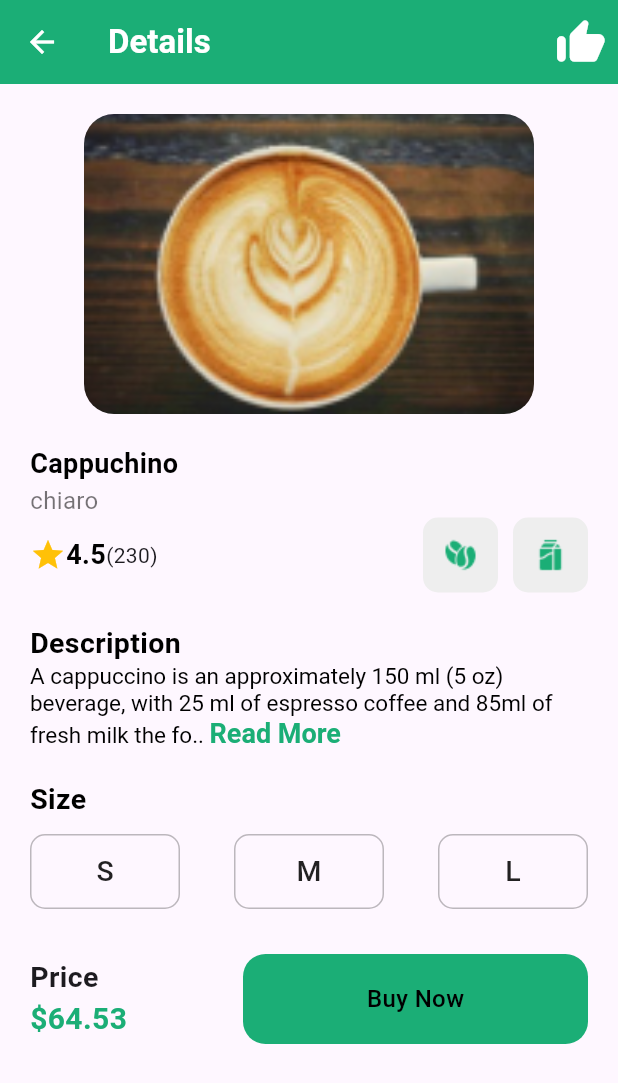
After one commit to Bhuvanbuvan/coffee-shops, a Flutter app: the SingleProduct screen opened directly, on a phone screen of 412 x 824 dp. The commit adds this screen. Shown: the top 1083 px of the screen. Run offline on Flutter 3.47's test engine with Material 3 defaults, Android fonts, the light colour scheme and no system bars; our stand-ins replace dio, flutter_riverpod, get_it; statements that could not run were skipped.

Commit message:
details page commit

```diff
--- /dev/null
+++ b/lib/presentation/views/details_page/single_product_screen.dart
@@ -0,0 +1,237 @@
+import 'package:coffee_shope/core/utils/app_color.dart';
+import 'package:coffee_shope/core/utils/widgets/app_button.dart';
+import 'package:flutter/material.dart';
+
+class SingleProduct extends StatelessWidget {
+  const SingleProduct({super.key});
+
+  @override
+  Widget build(BuildContext context) {
+    return Scaffold(
+      appBar: AppBar(
+        foregroundColor: Colors.white,
+        backgroundColor: AppColor.primaryColor,
+        title: const Text(
+          "Details",
+          style: TextStyle(color: Colors.white, fontWeight: FontWeight.bold),
+        ),
+        actions: [
+          IconButton(
+            iconSize: 34,
+            color: Colors.white,
+            icon: const Icon(Icons.thumb_up_alt_rounded),
+            onPressed: () {},
+          ),
+        ],
+      ),
+      body: Padding(
+        padding: const EdgeInsets.all(20.0),
+        child: SingleChildScrollView(
+          child: Column(
+            crossAxisAlignment: CrossAxisAlignment.start,
+            children: [
+              Row(
+                mainAxisAlignment: MainAxisAlignment.center,
+                children: [
+                  ClipRRect(
+                    borderRadius: BorderRadius.circular(20),
+                    child: Image.asset(
+                      "assets/images/coffee1.png",
+                      width: 300,
+                      height: 200,
+                      fit: BoxFit.fitWidth,
+                    ),
+                  ),
+                ],
+              ),
+              SizedBox(height: 20),
+              Text(
+                "Cappuchino",
+                style: TextStyle(
+                  color: Colors.black,
+                  fontSize: 18,
+                  fontWeight: FontWeight.bold,
+                ),
+              ),
+              Text(
+                "chiaro",
+                style: TextStyle(color: Colors.black54, fontSize: 16),
+              ),
+              Row(
+                mainAxisAlignment: MainAxisAlignment.spaceBetween,
+                children: [
+                  Row(
+                    children: [
+                      Icon(Icons.star_outlined, color: Colors.amber, size: 24),
+                      Text(
+                        "4.5",
+                        style: TextStyle(
+                          color: Colors.black,
+                          fontSize: 18,
+                          fontWeight: FontWeight.bold,
+                        ),
+                      ),
+                      Text("(230)"),
+                    ],
+                  ),
+                  Row(
+                    spacing: 10,
+                    children: [
+                      CoffeeChoice(iconUrl: "assets/icons/bean.png"),
+                      CoffeeChoice(iconUrl: "assets/icons/milk.png"),
+                    ],
+                  ),
+                ],
+              ),
+              SizedBox(height: 20),
+              Column(
+                crossAxisAlignment: CrossAxisAlignment.start,
+                children: [
+                  Text(
+                    "Description",
+                    style: TextStyle(
+                      color: Colors.black,
+                      fontWeight: FontWeight.bold,
+                      fontSize: 19,
+                    ),
+                  ),
+                  RichText(
+                    // Controls visual overflow
+                    overflow: TextOverflow.clip,
+
+                    // Controls how the text should be aligned horizontally
+                    textAlign: TextAlign.end,
+
+                    // Control the text direction
+                    textDirection: TextDirection.rtl,
+
+                    // Whether the text should break at soft line breaks
+                    softWrap: true,
+
+                    // Maximum number of lines for the text to span
+                    textScaler: TextScaler.linear(1),
+                    text: TextSpan(
+                      text:
+                          "A cappuccino is an approximately 150 ml (5 oz) beverage, with 25 ml of espresso coffee and 85ml of fresh milk the fo.. ",
+                      style: TextStyle(color: Colors.black, fontSize: 15),
+                      children: [
+                        TextSpan(
+                          text: 'Read More',
+                          style: TextStyle(
+                            color: AppColor.primaryColor,
+                            fontWeight: FontWeight.bold,
+                            fontSize: 18,
+                          ),
+                        ),
+                      ],
+                    ),
+                  ),
+                ],
+              ),
+              SizedBox(height: 20),
+              Column(
+                crossAxisAlignment: CrossAxisAlignment.start,
+                spacing: 10,
+                children: [
+                  Text(
+                    "Size",
+                    style: TextStyle(
+                      color: Colors.black,
+                      fontWeight: FontWeight.bold,
+                      fontSize: 19,
+                    ),
+                  ),
+                  Row(
+                    mainAxisAlignment: MainAxisAlignment.spaceBetween,
+                    children: [
+                      SizeWidget(size: "S"),
+                      SizeWidget(size: "M"),
+                      SizeWidget(size: "L"),
+                    ],
+                  ),
+                ],
+              ),
+              SizedBox(height: 30),
+              Row(
+                mainAxisAlignment: MainAxisAlignment.spaceBetween,
+                children: [
+                  Column(
+                    crossAxisAlignment: CrossAxisAlignment.start,
+                    children: [
+                      Text(
+                        "Price",
+                        style: TextStyle(
+                          fontSize: 19,
+                          fontWeight: FontWeight.w600,
+                        ),
+                      ),
+                      Text(
+                        "\$64.53",
+                        style: TextStyle(
+                          color: AppColor.primaryColor,
+                          fontSize: 20,
+                          fontWeight: FontWeight.bold,
+                        ),
+                      ),
+                    ],
+                  ),
+                  AppButton(
+                    buttonColor: AppColor.primaryColor,
+                    buttonWidth: 230,
+                    buttonText: "Buy Now",
+                    onTap: () {},
+                  ),
+                ],
+              ),
+            ],
+          ),
+        ),
+      ),
+    );
+  }
+}
+
+class SizeWidget extends StatelessWidget {
+  const SizeWidget({super.key, required this.size});
+  final String size;
+
+  @override
+  Widget build(BuildContext context) {
+    return Container(
+      width: 100,
+      height: 50,
+      decoration: BoxDecoration(
+        border: Border.all(color: Colors.black26),
+        borderRadius: BorderRadius.all(Radius.circular(10)),
+      ),
+      child: Center(
+        child: Text(
+          size,
+          style: TextStyle(
+            color: Colors.black87,
+            fontSize: 19,
+            fontWeight: FontWeight.w500,
+          ),
+        ),
+      ),
+    );
+  }
+}
+
+class CoffeeChoice extends StatelessWidget {
+  const CoffeeChoice({super.key, required this.iconUrl});
+  final String iconUrl;
+
+  @override
+  Widget build(BuildContext context) {
+    return Container(
+      width: 50,
+      height: 50,
+      decoration: BoxDecoration(
+        color: Colors.grey.shade200,
+        borderRadius: BorderRadius.all(Radius.circular(10)),
+      ),
+      child: Image.asset(iconUrl),
+    );
+  }
+}
--- a/lib/presentation/views/home/home_page.dart
+++ b/lib/presentation/views/home/home_page.dart
@@ -2,6 +2,7 @@ import 'package:coffee_shope/core/utils/app_color.dart';
 import 'package:coffee_shope/core/utils/widgets/app_button.dart';
 import 'package:coffee_shope/data/model/coffee_model.dart';
 import 'package:coffee_shope/presentation/providers/home_screen_provider.dart';
+import 'package:coffee_shope/presentation/views/details_page/single_product_screen.dart';
 import 'package:coffee_shope/presentation/views/home/widgets/search_bar.dart';
 import 'package:flutter/material.dart';
 import 'package:flutter_riverpod/flutter_riverpod.dart';
@@ -199,10 +200,22 @@ class HomePage extends ConsumerWidget {
                             child: IndexedStack(
                               index: selectedIndex,
                               children: [
-                                cappucino(listOfCoffee: coffeeListData),
-                                cappucino(listOfCoffee: latteListData),
-                                cappucino(listOfCoffee: coffeeListData),
-                                cappucino(listOfCoffee: latteListData),
+                                cappucino(
+                                  listOfCoffee: coffeeListData,
+                                  context: context,
+                                ),
+                                cappucino(
+                                  listOfCoffee: latteListData,
+                                  context: context,
+                                ),
+                                cappucino(
+                                  listOfCoffee: coffeeListData,
+                                  context: context,
+                                ),
+                                cappucino(
+                                  listOfCoffee: latteListData,
+                                  context: context,
+                                ),
                               ],
                             ),
                           ),
@@ -322,7 +335,10 @@ class HomePage extends ConsumerWidget {
     );
   }
 
-  GridView cappucino({required List<CoffeeModel> listOfCoffee}) {
+  GridView cappucino({
+    required List<CoffeeModel> listOfCoffee,
+    required BuildContext context,
+  }) {
     return GridView.builder(
       padding: const EdgeInsets.only(top: 20),
       itemCount: listOfCoffee.length, // Add your desired item count here
@@ -335,7 +351,14 @@ class HomePage extends ConsumerWidget {
       ),
       shrinkWrap: true,
       itemBuilder: (_, index) {
-        return Container(
+        return GestureDetector(
+          onTap: () {
+            Navigator.push(
+              context,
+              MaterialPageRoute(builder: (context) => SingleProduct()),
+            );
+          },
+          child: Container(
             decoration: BoxDecoration(
               color: Colors.white,
               borderRadius: BorderRadius.circular(10),
@@ -365,7 +388,10 @@ class HomePage extends ConsumerWidget {
                   children: [
                     Text(
                       listOfCoffee[index].name,
-                    style: TextStyle(fontSize: 15, fontWeight: FontWeight.w700),
+                      style: TextStyle(
+                        fontSize: 15,
+                        fontWeight: FontWeight.w700,
+                      ),
                     ),
                     const SizedBox(height: 3),
                     Text(
@@ -380,7 +406,10 @@ class HomePage extends ConsumerWidget {
                   children: [
                     Text(
                       "\$ ${listOfCoffee[index].price}",
-                    style: TextStyle(fontSize: 18, fontWeight: FontWeight.w700),
+                      style: TextStyle(
+                        fontSize: 18,
+                        fontWeight: FontWeight.w700,
+                      ),
                     ),
                     AppButton(
                       buttonColor: AppColor.secondaryColor,
@@ -392,6 +421,7 @@ class HomePage extends ConsumerWidget {
                   ],
                 ),
               ],
+            ),
           ),
         );
       },
```
Also changed, not shown: assets/icons/bean.png (added), assets/icons/milk.png (added). Lines whose indentation alone changed are shown as unchanged.
